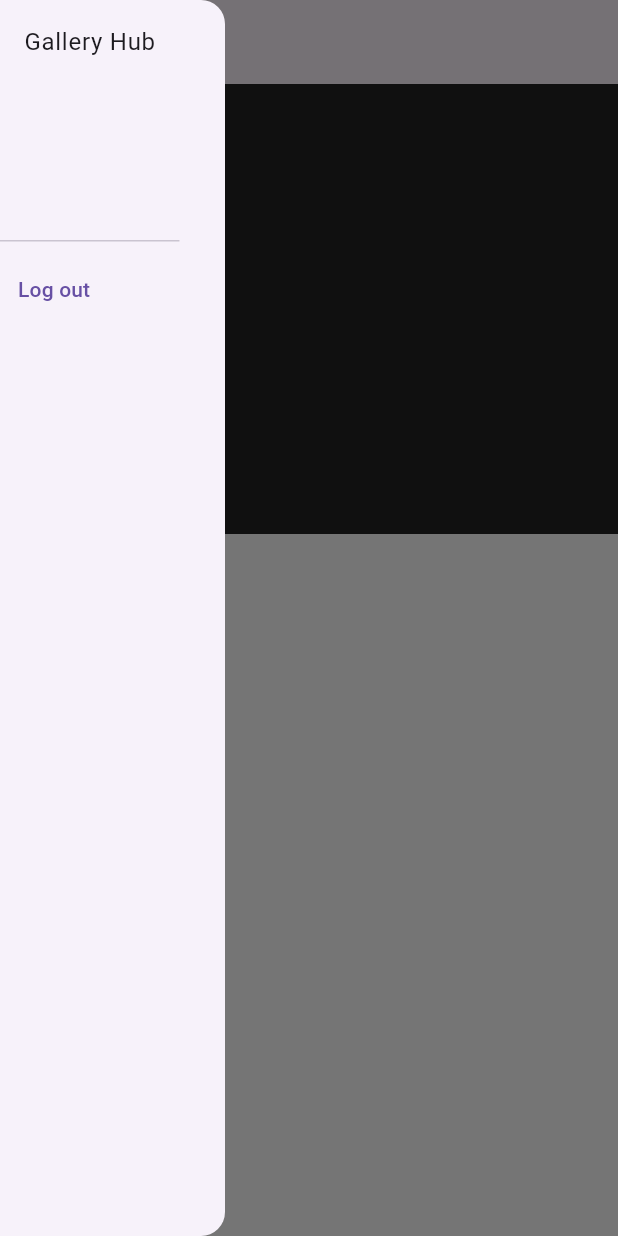
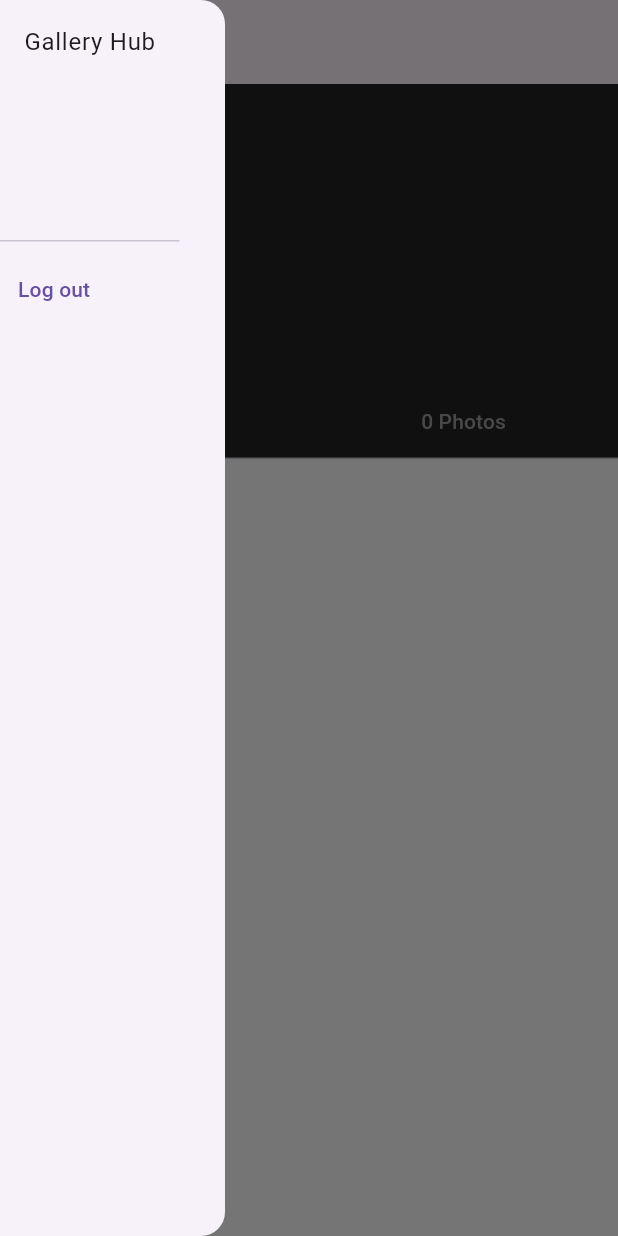
Before and after one commit to nsinterior-dev/GalleryHub, a Flutter app: the screen it shows after launch, with the side drawer open, on a phone screen of 412 x 824 dp. Run offline on Flutter 3.47's test engine with Material 2 defaults, Android fonts, the phone set to English and light mode, and no system bars; drawn by our look-alikes of carousel_slider; our stand-ins replace get; network calls fail.

```diff
--- a/client/lib/app/modules/dashboard/dashboard_controller.dart
+++ b/client/lib/app/modules/dashboard/dashboard_controller.dart
@@ -2,6 +2,7 @@
 import 'dart:convert';
 import 'package:client/app/modules/authentication/auth_controller.dart';
 import 'package:client/app/modules/authentication/auth_controller.dart';
+import 'package:flutter/material.dart';
 import 'package:get/get.dart';
 import 'package:http/http.dart' as http;
 
@@ -10,15 +11,18 @@ const unsplashApi = 'https://api.unsplash.com/photos/?client_id=';
 const accessKey = 'StyCIkU-bFe6PORFy7vAdxD0oFYgwi2tTidFOd_NZvI';
 const secretKey = '06IjBLNE9ALVpMA2c4qisJHxgM7jpwoVHKYXb37V8ks';
 
-class DashboardController extends GetxController{
+class DashboardController extends GetxController with GetSingleTickerProviderStateMixin{
   AuthController authController = Get.find<AuthController>();
 
   late RxList data = [].obs;
   late List<String> urls = [];
 
+  late TabController tabController;
+
   @override
   void onInit() {
     // TODO: implement onInit
+    tabController = TabController(length: 2, vsync: this);
     fetchData();
     super.onInit();
   }
--- a/client/lib/app/modules/dashboard/dashboard_screen.dart
+++ b/client/lib/app/modules/dashboard/dashboard_screen.dart
@@ -9,6 +9,7 @@ import '../../routes/routes.dart';
 class DashboardScreen extends GetWidget<DashboardController> {
 
   CarouselController buttonCarouselController = CarouselController();
+
 
   @override
   Widget build(BuildContext context) {
@@ -38,11 +39,16 @@ class DashboardScreen extends GetWidget<DashboardController> {
       ),
       body: Container(
         color: Colors.white,
-        child: ListView(
-          children: [
-            Container(
-              color: Colors.black87,
-              child: CarouselSlider(
+        child: NestedScrollView(
+          controller: ScrollController(),
+          physics: ClampingScrollPhysics(),
+          headerSliverBuilder: (context, value){
+            return [
+              SliverAppBar(
+                pinned: true,
+                backgroundColor: Colors.black87,
+                flexibleSpace: FlexibleSpaceBar(
+                  background:CarouselSlider(
                       items: controller.urls.map((e){
                         return Builder(builder: (BuildContext context) {
                           return GestureDetector(
@@ -65,9 +71,53 @@ class DashboardScreen extends GetWidget<DashboardController> {
                       ),
                       carouselController: buttonCarouselController,
                     ),
+                ),
+                expandedHeight: 250,
+                floating: true,
+                bottom: TabBar(
+                  labelColor: Colors.blue,
+                  unselectedLabelColor: Colors.grey,
+                  controller: controller.tabController,
+                  tabs: [
+                    Tab(child: Text("${controller.urls.length~/2} Photos"),),
+                    Tab(child: Text("${controller.urls.length~/2} Photos"),)
+                  ],
+                ),
+              ),
+            ];
+          },
+            body: TabBarView(
+              children: [
+                  ListView.builder(
+                      itemCount: controller.urls.length~/2,
+                      itemBuilder: (BuildContext context, int index){
+                        return ListTile(
+                          title: Image(
+                            image: NetworkImage(controller.urls[index]),
+                          ),
+                          onTap: () {
+                            Get.to(PhotoScreen(url: controller.urls[index],));
+                          },
+                        );
+                      }
+                  ),
+                  ListView.builder(
+                    itemCount: controller.urls.length~/2,
+                    itemBuilder: (BuildContext context, int index){
+                      return ListTile(
+                        title: Image(
+                          image: NetworkImage(controller.urls[index + 5]),
+                        ),
+                        onTap: () {
+                          Get.to(PhotoScreen(url: controller.urls[index + 5],));
+                        },
+                      );
+                    }
+                ),
+              ],
+              controller: controller.tabController,
 
             ),
-          ],
         ),
       ),
     );
```
Lines whose indentation alone changed are shown as unchanged.
